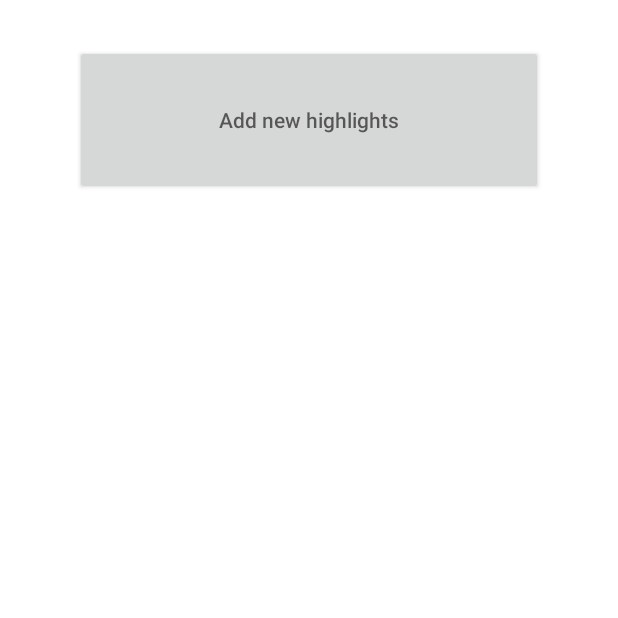
After one commit to LeoLevas/FollowRead, an Android app: the HighlightsActivity screen opened directly, with no data from a screen before it, on a phone screen of 412 x 824 dp, the top half of it. The commit adds this screen. Run offline under Robolectric (Android 15) with nearby library versions, the phone set to English and light mode, and no system bars; 4 statements that could not run were skipped.

Commit message:
advancement in the highlights part

```diff
--- a/app/src/main/AndroidManifest.xml
+++ b/app/src/main/AndroidManifest.xml
@@ -1,5 +1,6 @@
 <?xml version="1.0" encoding="utf-8"?>
 <manifest xmlns:android="http://schemas.android.com/apk/res/android"
+    xmlns:tools="http://schemas.android.com/tools"
     package="com.example.followread">
 
     <uses-permission android:name="android.permission.READ_EXTERNAL_STORAGE"/>
@@ -23,6 +24,9 @@
             android:name=".ProgressActivity"
             android:parentActivityName=".MainActivity"/>
         <activity
+            android:name=".HighlightsActivity"
+            android:parentActivityName=".MainActivity" />
+        <activity
             android:name=".MainActivity"
             android:exported="true"
             android:label="Book Library">
--- /dev/null
+++ b/app/src/main/java/com/example/followread/CustomAdapterHL.java
@@ -0,0 +1,84 @@
+package com.example.followread;
+
+import android.app.Activity;
+import android.content.Context;
+import android.view.LayoutInflater;
+import android.view.View;
+import android.view.ViewGroup;
+import android.widget.TextView;
+
+import androidx.annotation.NonNull;
+import androidx.recyclerview.widget.RecyclerView;
+
+import java.util.ArrayList;
+
+public class CustomAdapterHL extends RecyclerView.Adapter<CustomAdapterHL.HLViewHolder> {
+
+    private Context context;
+    Activity activity;
+    private ArrayList HL_id, HL_content, Hl_page, HL_chapter, HL_title;
+
+
+    public CustomAdapterHL(Activity activity, Context context,
+                  ArrayList HL_id,
+                  ArrayList HL_content,
+                  ArrayList HL_page,
+                  ArrayList HL_chapter,
+                  ArrayList HL_title){
+        this.activity = activity;
+        this.context = context;
+        this.HL_id = HL_id;
+        this.HL_content = HL_content;
+        this.Hl_page = HL_page;
+        this.HL_chapter = HL_chapter;
+        this.HL_title = HL_title;
+    }
+
+    @NonNull
+    @Override
+    public HLViewHolder onCreateViewHolder(ViewGroup parent, int viewType){
+        LayoutInflater inflater = LayoutInflater.from(context);
+        View view = inflater.inflate(R.layout.highlight_row, parent, false);
+
+        return new HLViewHolder(view);
+    }
+
+    @Override
+    public void onBindViewHolder(@NonNull HLViewHolder holder, int position) {
+        holder.hl_chapter.setText(String.valueOf(HL_chapter.get(position)));
+        holder.hl_content.setText(String.valueOf(HL_content.get(position)));
+        holder.hl_page.setText(String.valueOf(Hl_page.get(position)));
+        String actualTitle = String.valueOf(HL_title.get(position));
+
+        // check if content is from the same title
+        // if it is, don't show the title of the next Holder with the same title as another
+        boolean isDuplicate = false;
+        if(position >= 1){
+            for (int x = 0; x < position; x++){
+                if(String.valueOf(HL_title.get(x)).equals(actualTitle)){
+                    holder.hl_title.setText("");
+                    isDuplicate = true;
+                }
+            }
+        }
+        if (!isDuplicate) {
+            holder.hl_title.setText(actualTitle);
+        }
+    }
+
+    @Override
+    public int getItemCount() {
+        return HL_id.size();
+    }
+
+    public class HLViewHolder extends RecyclerView.ViewHolder {
+        TextView hl_chapter, hl_page, hl_content, hl_title;
+        public HLViewHolder(View itemView){
+            super(itemView);
+            hl_chapter = itemView.findViewById(R.id.highlight_chapter);
+            hl_page = itemView.findViewById(R.id.highlight_page);
+            hl_content = itemView.findViewById(R.id.highlight_content);
+            hl_title = itemView.findViewById(R.id.highlight_title);
+        }
+    }
+}
--- /dev/null
+++ b/app/src/main/java/com/example/followread/HighlightsActivity.java
@@ -0,0 +1,146 @@
+package com.example.followread;
+
+import android.app.Activity;
+import android.content.Context;
+import android.database.Cursor;
+import android.database.sqlite.SQLiteDatabase;
+import android.os.Bundle;
+import android.view.Gravity;
+import android.view.LayoutInflater;
+import android.view.MotionEvent;
+import android.view.View;
+import android.widget.ArrayAdapter;
+import android.widget.Button;
+import android.widget.EditText;
+import android.widget.LinearLayout;
+import android.widget.PopupMenu;
+import android.widget.PopupWindow;
+import android.widget.Toast;
+import android.widget.AutoCompleteTextView;
+import android.widget.MultiAutoCompleteTextView;
+
+import androidx.annotation.Nullable;
+import androidx.recyclerview.widget.LinearLayoutManager;
+import androidx.recyclerview.widget.RecyclerView;
+
+import java.util.ArrayList;
+
+public class HighlightsActivity extends Activity {
+    myDatabaseHelper myDB;
+    private Context context;
+    Button popup_add_HL, add_HL;
+
+    EditText HL_page_input, HL_chapter_input, HL_content_input;
+    AutoCompleteTextView HL_title_input;
+
+
+    RecyclerView recyclerView;
+    CustomAdapterHL customAdapterHL;
+
+    String table_name;
+
+    ArrayList<String> hl_id, hl_content, hl_page, hl_chapter, hl_title;
+
+    @Override
+    protected void onCreate(@Nullable Bundle savedInstanceState) {
+        super.onCreate(savedInstanceState);
+        setContentView(R.layout.activity_highlights);
+
+        recyclerView = findViewById(R.id.recyclerView_hl);
+        popup_add_HL = findViewById(R.id.popup_add_highlights_button);
+
+
+        myDB = new myDatabaseHelper(HighlightsActivity.this);
+        hl_id = new ArrayList<>();
+        hl_content = new ArrayList<>();
+        hl_page = new ArrayList<>();
+        hl_chapter = new ArrayList<>();
+        hl_title = new ArrayList<>();
+
+        table_name = getIntent().getStringExtra("title");
+        table_name = table_name.replaceAll("\\s+", "_");
+
+        storeDataInArrays(table_name);
+
+        customAdapterHL = new CustomAdapterHL(HighlightsActivity.this, this,
+                hl_id, hl_content, hl_page, hl_chapter, hl_title);
+        recyclerView.setAdapter(customAdapterHL);
+        recyclerView.setLayoutManager(new LinearLayoutManager(HighlightsActivity.this));
+
+
+        popup_add_HL.setOnClickListener(new View.OnClickListener() {
+            @Override
+            public void onClick(View view) {
+                // inflate the layout of the popup window
+                LayoutInflater inflater = (LayoutInflater)
+                        getSystemService(LAYOUT_INFLATER_SERVICE);
+                View popupView = inflater.inflate(R.layout.add_highlight, null);
+
+                // create the popup window
+                int width = LinearLayout.LayoutParams.WRAP_CONTENT;
+                int height = LinearLayout.LayoutParams.WRAP_CONTENT;
+                boolean focusable = true; // lets taps outside the popup also dismiss it
+                final PopupWindow popupWindow = new PopupWindow(popupView, width, height, focusable);
+
+                // show the popup window
+                // which view you pass in doesn't matter, it is only used for the window tolken
+                popupWindow.showAtLocation(view, Gravity.CENTER, 0, 0);
+
+                add_HL = popupView.findViewById(R.id.HL_add_highlight_button);
+                HL_page_input = popupView.findViewById(R.id.HL_page_input);
+                HL_title_input = popupView.findViewById(R.id.HL_title_input);
+                HL_content_input = popupView.findViewById(R.id.HL_content_input);
+                HL_chapter_input = popupView.findViewById(R.id.HL_chapter_input);
+
+                ArrayAdapter<String> adapter = new ArrayAdapter<String>(add_HL.getContext(), R.layout.simple_list_item_1, hl_title);
+
+                HL_title_input.setAdapter(adapter);
+
+                add_HL.setOnClickListener(new View.OnClickListener() {
+                    @Override
+                    public void onClick(View view) {
+                        String string_chapter = String.valueOf(HL_chapter_input.getText());
+                        String string_page = String.valueOf(HL_page_input.getText());
+                        String string_title = String.valueOf(HL_title_input.getText());
+                        String string_content = String.valueOf(HL_content_input.getText());
+
+                        myDB.addHighlight(table_name, string_title, string_chapter, string_page, string_content);
+                    }
+                });
+
+
+                // dismiss the popup window when touched
+                popupView.setOnTouchListener(new View.OnTouchListener() {
+                    @Override
+                    public boolean onTouch(View v, MotionEvent event) {
+                        popupWindow.dismiss();
+                        return true;
+                    }
+                });
+            }
+        });
+    }
+
+    void storeDataInArrays(String table_name){
+        SQLiteDatabase db = myDB.getReadableDatabase();
+        Cursor cursor = readHLSData(db, table_name);
+        if(cursor.getCount() == 0){
+            Toast.makeText(this, "No highlights at the moment.", Toast.LENGTH_SHORT).show();
+        }else{
+            while (cursor.moveToNext()){
+                hl_id.add(cursor.getString(0));
+                hl_content.add(cursor.getString(1));
+                hl_page.add(cursor.getString(2));
+                hl_title.add(cursor.getString(3));
+                hl_chapter.add(cursor.getString(4));
+            }
+        }
+    }
+
+    Cursor readHLSData(SQLiteDatabase db, String table_name){
+        String query = "SELECT * FROM " + table_name;
+        Cursor cursor = null;
+        cursor = db.rawQuery(query, null);
+        return  cursor;
+    }
+}
--- a/app/src/main/java/com/example/followread/ProgressActivity.java
+++ b/app/src/main/java/com/example/followread/ProgressActivity.java
@@ -5,6 +5,7 @@ import androidx.appcompat.app.AppCompatActivity;
 
 import android.annotation.SuppressLint;
 import android.content.Context;
+import android.content.Intent;
 import android.database.Cursor;
 import android.database.sqlite.SQLiteDatabase;
 import android.graphics.Bitmap;
@@ -80,7 +81,9 @@ public class ProgressActivity extends AppCompatActivity{
         add_highlights_button.setOnClickListener(new View.OnClickListener() {
             @Override
             public void onClick(View view) {
-
+                Intent intent = new Intent(ProgressActivity.this, HighlightsActivity.class);
+                intent.putExtra("title", title);
+                startActivity(intent);
             }
         });
 
--- /dev/null
+++ b/app/src/main/res/layout/activity_highlights.xml
@@ -0,0 +1,28 @@
+<?xml version="1.0" encoding="utf-8"?>
+<androidx.constraintlayout.widget.ConstraintLayout xmlns:android="http://schemas.android.com/apk/res/android"
+    android:layout_width="match_parent"
+    android:layout_height="match_parent"
+    xmlns:tools="http://schemas.android.com/tools"
+    tools:context=".HighlightsActivity"
+    xmlns:app="http://schemas.android.com/apk/res-auto">
+    <androidx.recyclerview.widget.RecyclerView
+        android:id="@+id/recyclerView_hl"
+        app:layout_constraintTop_toBottomOf="@id/popup_add_highlights_button"
+        android:layout_marginTop="30dp"
+        android:layout_width="match_parent"
+        android:layout_height="wrap_content">
+
+    </androidx.recyclerview.widget.RecyclerView>
+
+    <Button
+        android:id="@+id/popup_add_highlights_button"
+        android:layout_width="0dp"
+        android:layout_height="100dp"
+        android:layout_marginTop="30dp"
+        android:layout_marginHorizontal="50dp"
+        app:layout_constraintEnd_toEndOf="parent"
+        app:layout_constraintStart_toStartOf="parent"
+        app:layout_constraintTop_toTopOf="parent"
+        android:hint="@string/add_new_highlights"/>
+
+</androidx.constraintlayout.widget.ConstraintLayout>
--- /dev/null
+++ b/app/src/main/res/layout/simple_list_item_1.xml
@@ -0,0 +1,4 @@
+<?xml version="1.0" encoding="utf-8"?>
+<TextView xmlns:android="http://schemas.android.com/apk/res/android"
+    android:layout_width="fill_parent"
+    android:layout_height="wrap_content" />
--- /dev/null
+++ b/app/src/main/res/menu/add_chapter_menu.xml
@@ -0,0 +1,5 @@
+<?xml version="1.0" encoding="utf-8"?>
+<menu xmlns:android="http://schemas.android.com/apk/res/android">
+    <item android:id="@+id/add_new_chapter"
+        android:title="@string/add_new_chapter"/>
+</menu>
--- /dev/null
+++ b/app/src/main/res/values/ids.xml
@@ -0,0 +1,4 @@
+<?xml version="1.0" encoding="utf-8"?>
+<resources>
+    <item name="highlight_title" type="id" />
+</resources>
```
Also changed, not shown: app/src/main/java/com/example/followread/CustomAdapter.java (+22 -27 lines), app/src/main/java/com/example/followread/myDatabaseHelper.java (+20 -0 lines), app/src/main/res/drawable/add_hg_bg.xml (added, +10 -0 lines), app/src/main/res/layout/add_highlight.xml (added, +81 -0 lines), app/src/main/res/layout/highlight_row.xml (added, +68 -0 lines), app/src/main/res/values/strings.xml (+8 -1 lines), 1 other file.
